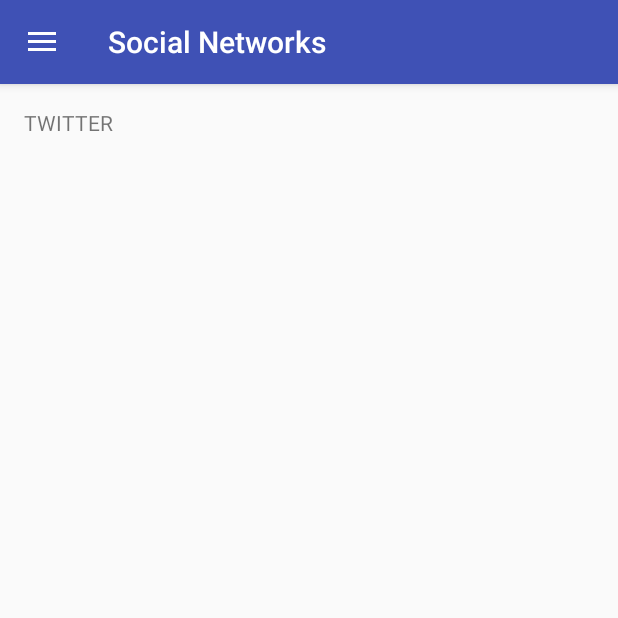
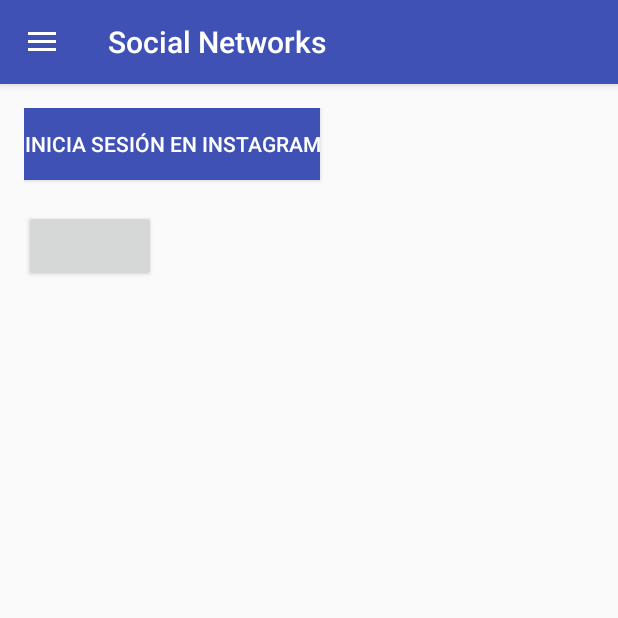
Before and after one commit to jianleon/socialnetworks, an Android app: the screen it shows after launch (MainActivity), after a tap on "Twitter", on a phone screen of 412 x 824 dp, the top half of it. Run offline under Robolectric (Android 15) with nearby library versions, the phone set to English and light mode, and no system bars; libraries missing offline, so code that uses them is left out: com.instagram.instagramapi, com.twitter.sdk, io.fabric.sdk; plain views replace InstagramLoginButton, TwitterLoginButton; 9 statements that could not run were skipped; 1 other tap on this screen came first.

Commit message:
Ajustes de usabilidad

```diff
--- a/SocialNetworks/app/src/main/java/com/kogi/socialnetworks/Activities/LoginFragment.java
+++ b/SocialNetworks/app/src/main/java/com/kogi/socialnetworks/Activities/LoginFragment.java
@@ -23,7 +23,6 @@ import com.twitter.sdk.android.core.TwitterAuthConfig;
 import com.twitter.sdk.android.core.TwitterException;
 import com.twitter.sdk.android.core.TwitterSession;
 import com.twitter.sdk.android.core.identity.TwitterLoginButton;
-import com.twitter.sdk.android.core.models.Configuration;
 
 import io.fabric.sdk.android.Fabric;
 
@@ -86,6 +85,7 @@ public class LoginFragment extends Fragment {
         public void onSuccess(IGSession session) {
             Helpers.setBooleanPreference(getActivity(), "INSTAGRAM_IS_LOGUED", true);
             Helpers.setStringPreference(getActivity(), "INSTAGRAM_ACCESS_TOKEN", session.getAccessToken());
+            com.kogi.socialnetworks.Utils.Configuration.loadView = "instagram";
             startActivity(new Intent(getActivity(), MainActivity.class));
             getActivity().finish();
         }
--- a/SocialNetworks/app/src/main/java/com/kogi/socialnetworks/Activities/MainActivity.java
+++ b/SocialNetworks/app/src/main/java/com/kogi/socialnetworks/Activities/MainActivity.java
@@ -34,12 +34,10 @@ public class MainActivity extends AppCompatActivity
         NavigationView navigationView = (NavigationView) findViewById(R.id.nav_view);
         navigationView.setNavigationItemSelectedListener(this);
 
-        if (Configuration.loadView.equals("instagram")) {
-            if (Helpers.getBooleanPreference(getApplicationContext(),"INSTAGRAM_IS_LOGUED"))
-                Helpers.replaceFragment(this, R.id.content_main, new InstagramFragment());
-        } else if (Configuration.loadView.equals("twitter")) {
-            if (Helpers.getBooleanPreference(getApplicationContext(),"TWITTER_IS_LOGUED"))
-                Helpers.replaceFragment(this, R.id.content_main, new TwitterFragment());
+        if (Configuration.loadView.equals("instagram") && Helpers.getBooleanPreference(getApplicationContext(),"INSTAGRAM_IS_LOGUED")) {
+            Helpers.replaceFragment(this, R.id.content_main, new InstagramFragment());
+        } else if (Configuration.loadView.equals("twitter") && Helpers.getBooleanPreference(getApplicationContext(),"TWITTER_IS_LOGUED")) {
+            Helpers.replaceFragment(this, R.id.content_main, new TwitterFragment());
         } else
             Helpers.replaceFragment(this, R.id.content_main, new LoginFragment());
     }
@@ -62,9 +60,15 @@ public class MainActivity extends AppCompatActivity
         int id = item.getItemId();
 
         if (id == R.id.nav_twitter) {
-            Helpers.replaceFragment(this, R.id.content_main, new TwitterFragment());
+            if (Helpers.getBooleanPreference(getApplicationContext(), "TWITTER_IS_LOGUED"))
+                Helpers.replaceFragment(this, R.id.content_main, new TwitterFragment());
+            else
+                Helpers.replaceFragment(this, R.id.content_main, new LoginFragment());
         } else if (id == R.id.nav_instagram) {
-            Helpers.replaceFragment(this, R.id.content_main, new InstagramFragment());
+            if (Helpers.getBooleanPreference(getApplicationContext(), "INSTAGRAM_IS_LOGUED"))
+                Helpers.replaceFragment(this, R.id.content_main, new InstagramFragment());
+            else
+                Helpers.replaceFragment(this, R.id.content_main, new LoginFragment());
         }
 
         DrawerLayout drawer = (DrawerLayout) findViewById(R.id.drawer_layout);
--- a/SocialNetworks/app/src/main/java/com/kogi/socialnetworks/Utils/Configuration.java
+++ b/SocialNetworks/app/src/main/java/com/kogi/socialnetworks/Utils/Configuration.java
@@ -5,7 +5,7 @@ package com.kogi.socialnetworks.Utils;
  */
 
 public class Configuration {
-    public static String loadView = "login";
+    public static String loadView = "instagram";
     public static final String TWITTER_KEY = "fXe90GGdMbmYnAhsaC0DwrlQV";
     public static final String TWITTER_SECRET = "OcUp6fd3B2aaFOH3rufIdNPPxOi4su6fykeI1JPwZSbZ8DDTyg";
 }
```
